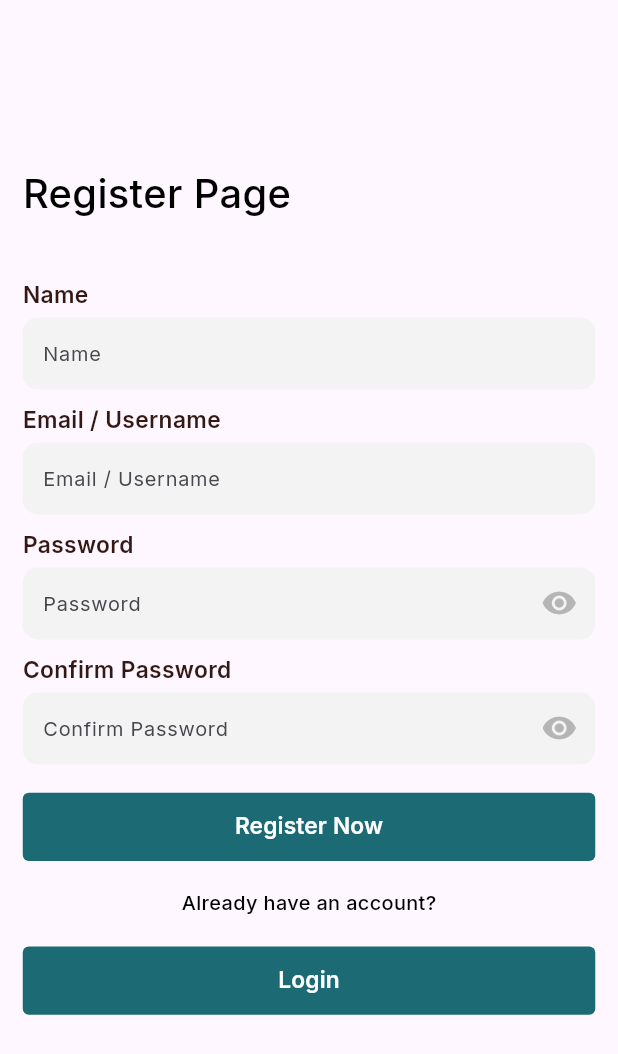
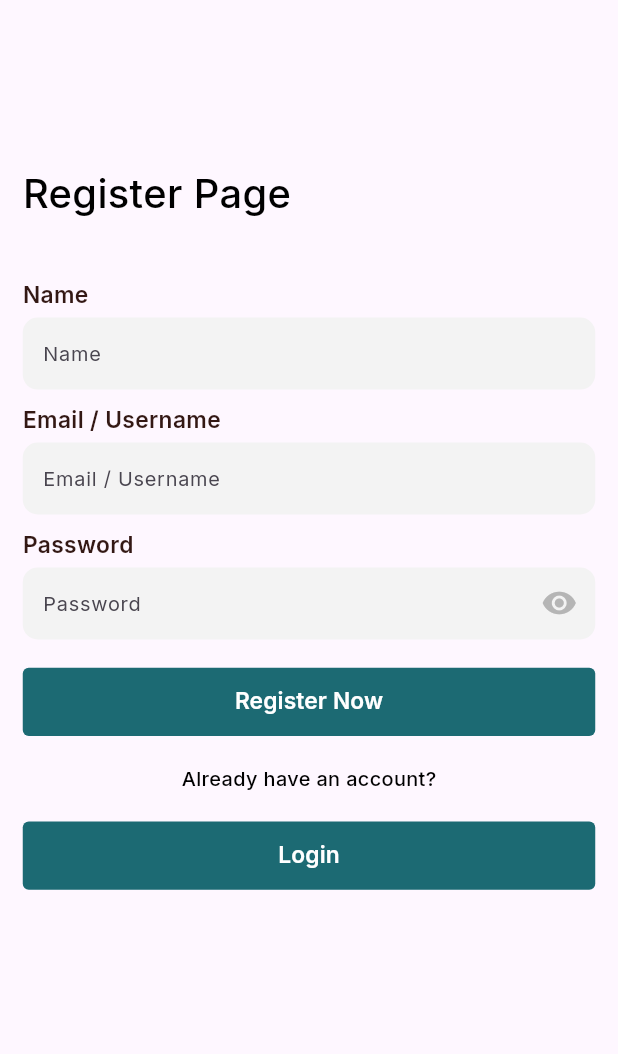
Before and after one commit to ozaenzenzen/fam_flutter_storyapp, a Flutter app: the RegisterPage screen opened directly, on a phone screen of 412 x 824 dp. Shown: the top 1054 px of the screen. Run offline on Flutter 3.47's test engine with Material 2 defaults, Android fonts, the phone set to English and light mode, and no system bars; our stand-ins replace connectivity_plus, dio, flutter_screenutil, google_fonts, image_picker, package_info_plus; missing offline and left inert: flutter_keychain.

Commit message:
fix register page

```diff
--- a/lib/presentation/page/register_page/register_page.dart
+++ b/lib/presentation/page/register_page/register_page.dart
@@ -17,10 +17,10 @@ class _RegisterPageState extends State<RegisterPage> {
   TextEditingController nameTextFieldController = TextEditingController(text: "");
   TextEditingController emailTextFieldController = TextEditingController(text: "");
   TextEditingController passwordTextFieldController = TextEditingController(text: "");
-  TextEditingController confirmPasswordTextFieldController = TextEditingController(text: "");
+  // TextEditingController confirmPasswordTextFieldController = TextEditingController(text: "");
 
   bool showPassword = true;
-  bool showConfirmPassword = true;
+  // bool showConfirmPassword = true;
 
   @override
   Widget build(BuildContext context) {
@@ -78,24 +78,24 @@ class _RegisterPageState extends State<RegisterPage> {
                     ),
                   ),
                 ),
-                SizedBox(height: 10.h),
-                AppTextFieldWidget(
-                  textFieldTitle: "Confirm Password",
-                  textFieldHintText: "Confirm Password",
-                  controller: confirmPasswordTextFieldController,
-                  obscureText: showConfirmPassword,
-                  suffixIcon: IconButton(
-                    onPressed: () {
-                      setState(() {
-                        showConfirmPassword = !showConfirmPassword;
-                      });
-                    },
-                    icon: Icon(
-                      Icons.remove_red_eye,
-                      color: showConfirmPassword ? AppColor.disabled : AppColor.primary,
-                    ),
-                  ),
-                ),
+                // SizedBox(height: 10.h),
+                // AppTextFieldWidget(
+                //   textFieldTitle: "Confirm Password",
+                //   textFieldHintText: "Confirm Password",
+                //   controller: confirmPasswordTextFieldController,
+                //   obscureText: showConfirmPassword,
+                //   suffixIcon: IconButton(
+                //     onPressed: () {
+                //       setState(() {
+                //         showConfirmPassword = !showConfirmPassword;
+                //       });
+                //     },
+                //     icon: Icon(
+                //       Icons.remove_red_eye,
+                //       color: showConfirmPassword ? AppColor.disabled : AppColor.primary,
+                //     ),
+                //   ),
+                // ),
                 SizedBox(height: 20.h),
                 AppMainButtonWidget(
                   onPressed: () {
```
